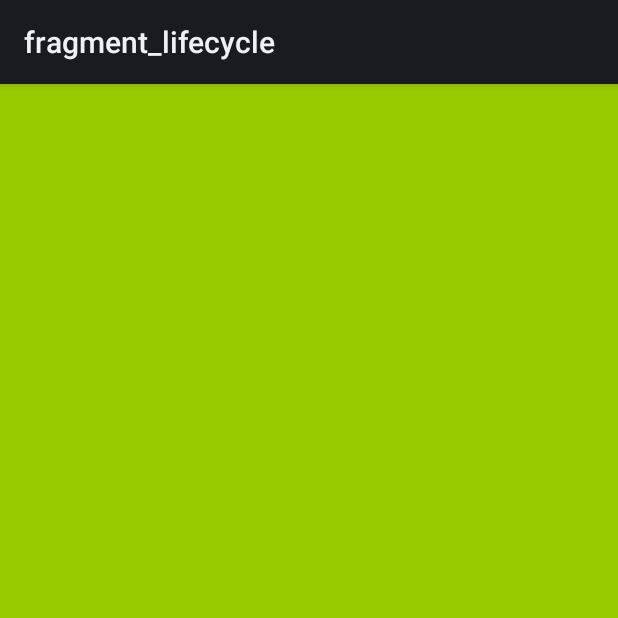
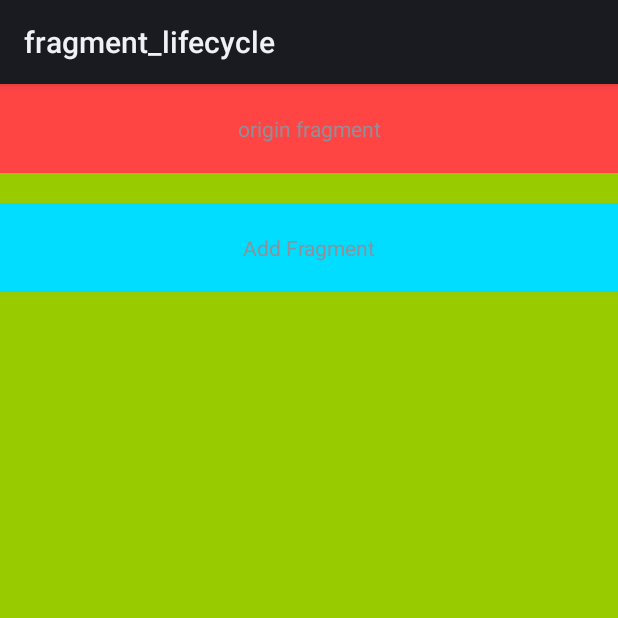
Before and after one commit to cfxmys/capplication, an Android app: the screen it shows after launch (TestActivity), on a phone screen of 412 x 824 dp, the top half of it. Run offline under Robolectric (Android 15) with nearby library versions, the phone set to English and light mode, and no system bars; our stand-ins replace ButterKnife.

Commit message:
fragment 相关demo 增加 addToBackStack 示例代码

```diff
--- a/baselibrary/src/main/java/demos/cfxmys/com/baselibrary/BaseFragment.java
+++ b/baselibrary/src/main/java/demos/cfxmys/com/baselibrary/BaseFragment.java
@@ -3,6 +3,7 @@ package demos.cfxmys.com.baselibrary;
 import android.app.Fragment;
 import android.content.Context;
 import android.os.Bundle;
+import android.support.annotation.LayoutRes;
 import android.support.annotation.Nullable;
 import android.util.Log;
 import android.view.LayoutInflater;
@@ -38,8 +39,11 @@ public abstract class BaseFragment extends Fragment {
     @Override
     public View onCreateView(LayoutInflater inflater, @Nullable ViewGroup container, Bundle savedInstanceState) {
         Log.d(TAG, "onCreateView");
-        View rootView = createFragmentView(inflater, container, savedInstanceState);
+        int layoutRes = getFragmentLayoutRes();
+        // TODO 判断layoutRes 是否有效
+        View rootView = inflater.inflate(layoutRes, container, false);
         mUnbinder = ButterKnife.bind(this, rootView);
+        createFragmentView(rootView);
         return rootView;
     }
 
@@ -88,6 +92,8 @@ public abstract class BaseFragment extends Fragment {
         Log.d(TAG, "onDetach");
     }
 
-    protected abstract View createFragmentView(LayoutInflater inflater, @Nullable ViewGroup container, Bundle savedInstanceState);
+    protected abstract @LayoutRes int getFragmentLayoutRes();
+
+    protected abstract void createFragmentView(View root);
 
 }
--- /dev/null
+++ b/fragment_lifecycle/src/main/java/demos/cfxmys/com/fragment_lifecycle/CommonUtils.java
@@ -0,0 +1,28 @@
+package demos.cfxmys.com.fragment_lifecycle;
+
+import android.app.Activity;
+import android.app.Fragment;
+import android.app.FragmentManager;
+import android.app.FragmentTransaction;
+
+public class CommonUtils {
+
+    public static void addFragment(Activity activity, Fragment fragment, int fragmentLayoutRes, boolean
+            addToBackStack) {
+        if (activity == null) {
+            return ;
+        }
+        FragmentManager fragmentManager = activity.getFragmentManager();
+        if (fragmentManager != null) {
+            FragmentTransaction fragmentTransaction = fragmentManager.beginTransaction();
+            fragmentTransaction.replace(fragmentLayoutRes, fragment);
+            if (addToBackStack) {
+                // 如果添加到了回退栈，则在按下返回按钮时，会先出栈当前的这个fragment，一直按返回键，直到把栈内的fragment实例都出栈
+                // 如果没有添加到回退栈，按下返回按钮时，会直接推出当前应用
+                // 只针对当前demo 中涉及的例子
+                fragmentTransaction.addToBackStack(null);
+            }
+            fragmentTransaction.commit();
+        }
+    }
+}
--- /dev/null
+++ b/fragment_lifecycle/src/main/java/demos/cfxmys/com/fragment_lifecycle/Constants.java
@@ -0,0 +1,6 @@
+package demos.cfxmys.com.fragment_lifecycle;
+
+public class Constants {
+
+    public static final String KEY_FRAGMENT_TITLE = "KEY_FRAGMENT_TITLE";
+}
--- a/fragment_lifecycle/src/main/java/demos/cfxmys/com/fragment_lifecycle/LifeCycleFragment.java
+++ b/fragment_lifecycle/src/main/java/demos/cfxmys/com/fragment_lifecycle/LifeCycleFragment.java
@@ -1,10 +1,10 @@
 package demos.cfxmys.com.fragment_lifecycle;
 
+import android.app.Fragment;
 import android.os.Bundle;
-import android.support.annotation.Nullable;
-import android.view.LayoutInflater;
 import android.view.View;
-import android.view.ViewGroup;
+import android.widget.TextView;
+import butterknife.BindView;
 import demos.cfxmys.com.baselibrary.BaseFragment;
 
 /**
@@ -13,15 +13,51 @@ import demos.cfxmys.com.baselibrary.BaseFragment;
  */
 
 public class LifeCycleFragment extends BaseFragment {
-    @Override
-    protected View createFragmentView(LayoutInflater inflater, @Nullable ViewGroup container,
-                                      Bundle savedInstanceState) {
-        View rootView = inflater.inflate(R.layout.activity_main, container, false);
-        return rootView;
+
+    @BindView(R.id.add_fragment)
+    TextView mAddFragment;
+
+    @BindView(R.id.fragment_label)
+    TextView mFragmentTitleTv;
+
+    private String mFragmentTitle;
+
+    private void getData() {
+        Bundle bundle = getArguments();
+        if (bundle != null) {
+            mFragmentTitle = bundle.getString(Constants.KEY_FRAGMENT_TITLE);
+        }
     }
 
-    public static LifeCycleFragment getFragmentInstance() {
+    public static LifeCycleFragment getFragmentInstance(String name) {
         LifeCycleFragment fragment = new LifeCycleFragment();
+        Bundle bundle = new Bundle();
+        bundle.putString(Constants.KEY_FRAGMENT_TITLE, name);
+        fragment.setArguments(bundle);
         return fragment;
     }
+
+    @Override
+    protected int getFragmentLayoutRes() {
+        return R.layout.fragment_main;
+    }
+
+    @Override
+    protected void createFragmentView(View rootView) {
+        getData();
+
+        mFragmentTitleTv = rootView.findViewById(R.id.fragment_label);
+        mFragmentTitleTv.setText(mFragmentTitle);
+
+        mAddFragment = rootView.findViewById(R.id.add_fragment);
+        mAddFragment.setOnClickListener(new View.OnClickListener() {
+            @Override
+            public void onClick(View v) {
+                Fragment fragment = getFragmentInstance("second fragment");
+                if (getActivity() instanceof TestActivity) {
+                    ((TestActivity) getActivity()).addFragment(fragment);
+                }
+            }
+        });
+    }
 }
--- a/fragment_lifecycle/src/main/java/demos/cfxmys/com/fragment_lifecycle/TestActivity.java
+++ b/fragment_lifecycle/src/main/java/demos/cfxmys/com/fragment_lifecycle/TestActivity.java
@@ -1,7 +1,6 @@
 package demos.cfxmys.com.fragment_lifecycle;
 
-import android.app.FragmentManager;
-import android.app.FragmentTransaction;
+import android.app.Fragment;
 import android.os.Bundle;
 import demos.cfxmys.com.baselibrary.BaseActivity;
 
@@ -14,15 +13,16 @@ public class TestActivity extends BaseActivity {
     @Override
     protected void onCreate(Bundle savedInstanceState) {
         super.onCreate(savedInstanceState);
-        LifeCycleFragment fragment = LifeCycleFragment.getFragmentInstance();
-        FragmentManager fragmentManager = getFragmentManager();
-        FragmentTransaction fragmentTransaction = fragmentManager.beginTransaction();
-        fragmentTransaction.replace(R.id.root, fragment);
-        fragmentTransaction.commitAllowingStateLoss();
+        LifeCycleFragment fragment = LifeCycleFragment.getFragmentInstance("origin fragment");
+        CommonUtils.addFragment(this, fragment, R.id.root, false);
     }
 
     @Override
     protected int initViewLayout() {
         return R.layout.activity_main;
     }
+
+    public void addFragment(Fragment fragment) {
+        CommonUtils.addFragment(this, fragment, R.id.root, false);
+    }
 }
--- /dev/null
+++ b/fragment_lifecycle/src/main/res/layout/fragment_main.xml
@@ -0,0 +1,32 @@
+<?xml version="1.0" encoding="utf-8"?>
+<LinearLayout
+    xmlns:android="http://schemas.android.com/apk/res/android"
+    android:id="@+id/root"
+    android:background="@android:color/holo_green_light"
+    android:orientation="vertical"
+    android:layout_width="match_parent"
+    android:layout_height="match_parent">
+
+    <TextView
+        android:layout_width="match_parent"
+        android:layout_height="wrap_content"
+        android:id="@+id/fragment_label"
+        android:layout_gravity="center_horizontal"
+        android:paddingTop="20dp"
+        android:paddingBottom="20dp"
+        android:gravity="center"
+        android:background="@android:color/holo_red_light"/>
+
+    <TextView
+        android:layout_width="match_parent"
+        android:layout_height="wrap_content"
+        android:id="@+id/add_fragment"
+        android:layout_gravity="center_horizontal"
+        android:paddingTop="20dp"
+        android:paddingBottom="20dp"
+        android:layout_marginTop="20dp"
+        android:text="Add Fragment"
+        android:gravity="center"
+        android:background="@android:color/holo_blue_bright"/>
+
+</LinearLayout>
```
